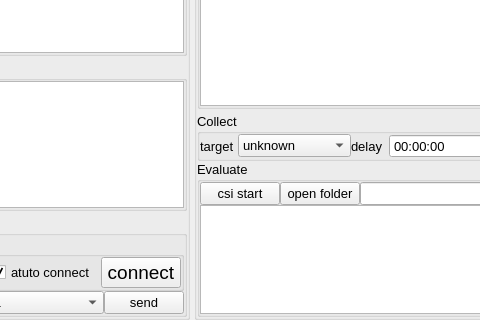
First picture: the form in examples/console_test/tools/esp_csi_tool_gui.ui, repository espressif/esp-csi, before the edit; both pictures show x 393 to 873 and y 470 to 790 of the 1440 by 790 pixel window.
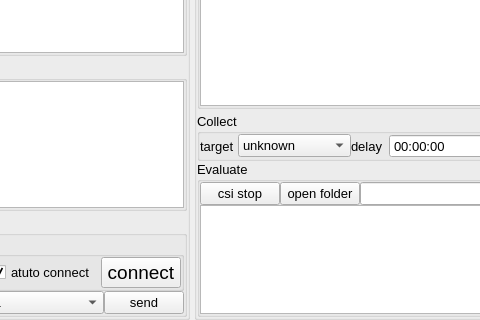
Second picture: the form after the edit. Custom widgets are drawn as their Qt base class.

Commit message: fix: Fix invalid ESP-CSI-TOOL command configuration

```diff
--- a/examples/console_test/tools/esp_csi_tool_gui.ui
+++ b/examples/console_test/tools/esp_csi_tool_gui.ui
@@ -1636,7 +1636,7 @@
                  <item>
                   <widget class="QPushButton" name="pushButton_evaluate_csi_start">
                    <property name="text">
-                    <string>csi start</string>
+                    <string>csi stop</string>
                    </property>
                   </widget>
                  </item>
```
Left out of the diff: 2 changed lines with no effect on the pictures. The commit also changes 2 other files.
